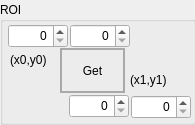
Above: GUI/qt/QtAddons/uxroiwidget.ui from neutronimaging/imagingsuite before the change. Below: the same form after it.
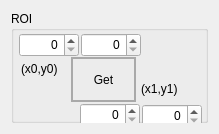
That is the form after the change.

Commit message: Added option to use checkbox with uxROIwidget. Signals are not implemented

The edit to the form file:
```diff
--- a/GUI/qt/QtAddons/uxroiwidget.ui
+++ b/GUI/qt/QtAddons/uxroiwidget.ui
@@ -6,28 +6,25 @@
    <rect>
     <x>0</x>
     <y>0</y>
-    <width>195</width>
-    <height>125</height>
+    <width>219</width>
+    <height>134</height>
    </rect>
   </property>
   <property name="windowTitle">
    <string>Form</string>
   </property>
+  <layout class="QVBoxLayout" name="verticalLayout">
+   <item>
   <widget class="QGroupBox" name="groupROI">
-   <property name="geometry">
-    <rect>
-     <x>0</x>
-     <y>2</y>
-     <width>196</width>
-     <height>123</height>
-    </rect>
-   </property>
    <property name="toolTip">
     <string/>
    </property>
    <property name="title">
     <string>ROI</string>
    </property>
+     <property name="checkable">
+      <bool>false</bool>
+     </property>
    <widget class="QSpinBox" name="spinY1">
     <property name="geometry">
      <rect>
@@ -156,6 +153,8 @@
     </property>
    </widget>
   </widget>
+   </item>
+  </layout>
  </widget>
  <resources/>
  <connections/>
```
Lines whose indentation alone changed are shown as unchanged. The commit also changes 4 other files.
